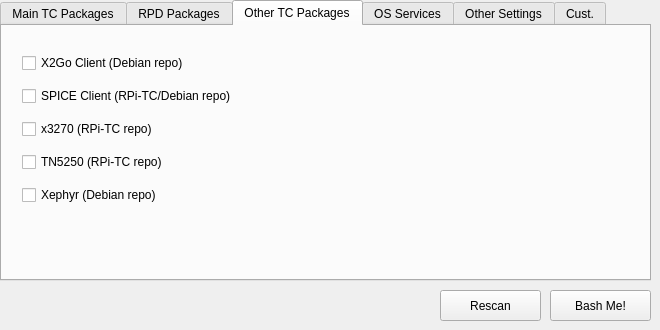
Before: the Qt Designer form rpitc.ui in Gibbio/RPiTC_Builder, drawn with Qt 5.
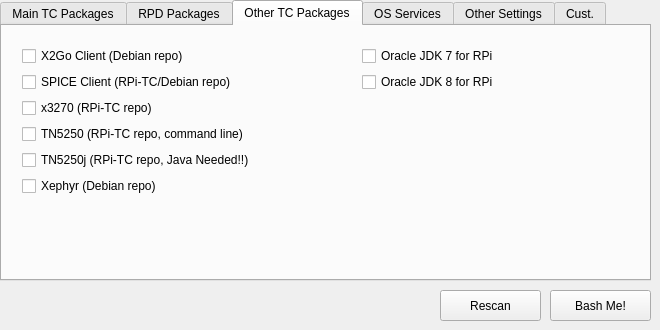
After: the same form once the commit is applied. The open tabs and pages were chosen to show the change. Icons and pictures are not drawn.

Patch:
```diff
--- a/rpitc.ui
+++ b/rpitc.ui
@@ -233,8 +233,8 @@
        <rect>
         <x>10</x>
         <y>10</y>
-        <width>304</width>
-        <height>189</height>
+        <width>297</width>
+        <height>176</height>
        </rect>
       </property>
       <layout class="QVBoxLayout" name="otherpkgs_verticalLayout">
@@ -286,7 +286,7 @@
        <item>
         <widget class="QCheckBox" name="tn5250_checkBox">
          <property name="text">
-          <string>TN5250 (RPi-TC repo)</string>
+          <string>TN5250 (RPi-TC repo, command line)</string>
          </property>
          <property name="icon">
           <iconset resource="icons.qrc">
@@ -294,6 +294,17 @@
          </property>
         </widget>
        </item>
+       <item>
+        <widget class="QCheckBox" name="tn5250j_checkBox">
+         <property name="text">
+          <string>TN5250j (RPi-TC repo, Java Needed!!)</string>
+         </property>
+         <property name="icon">
+          <iconset resource="icons.qrc">
+           <normaloff>:/icons/tn5250j_icon.png</normaloff>:/icons/tn5250j_icon.png</iconset>
+         </property>
+        </widget>
+       </item>
        <item>
         <widget class="QCheckBox" name="xephyr_checkBox">
          <property name="text">
@@ -307,6 +318,52 @@
        </item>
       </layout>
      </widget>
+     <widget class="QWidget" name="verticalLayoutWidget_8">
+      <property name="geometry">
+       <rect>
+        <x>350</x>
+        <y>10</y>
+        <width>184</width>
+        <height>68</height>
+       </rect>
+      </property>
+      <layout class="QVBoxLayout" name="java_verticalLayout">
+       <property name="leftMargin">
+        <number>10</number>
+       </property>
+       <property name="topMargin">
+        <number>10</number>
+       </property>
+       <property name="rightMargin">
+        <number>10</number>
+       </property>
+       <property name="bottomMargin">
+        <number>10</number>
+       </property>
+       <item>
+        <widget class="QCheckBox" name="jdk7_checkBox">
+         <property name="text">
+          <string>Oracle JDK 7 for RPi</string>
+         </property>
+         <property name="icon">
+          <iconset resource="icons.qrc">
+           <normaloff>:/icons/Java_icon.png</normaloff>:/icons/Java_icon.png</iconset>
+         </property>
+        </widget>
+       </item>
+       <item>
+        <widget class="QCheckBox" name="jdk8_checkBox">
+         <property name="text">
+          <string>Oracle JDK 8 for RPi</string>
+         </property>
+         <property name="icon">
+          <iconset resource="icons.qrc">
+           <normaloff>:/icons/Java_icon.png</normaloff>:/icons/Java_icon.png</iconset>
+         </property>
+        </widget>
+       </item>
+      </layout>
+     </widget>
     </widget>
     <widget class="QWidget" name="ospkgs_tab">
      <attribute name="title">
```
Left out of the diff: 25 changed lines with no effect on the pictures.
